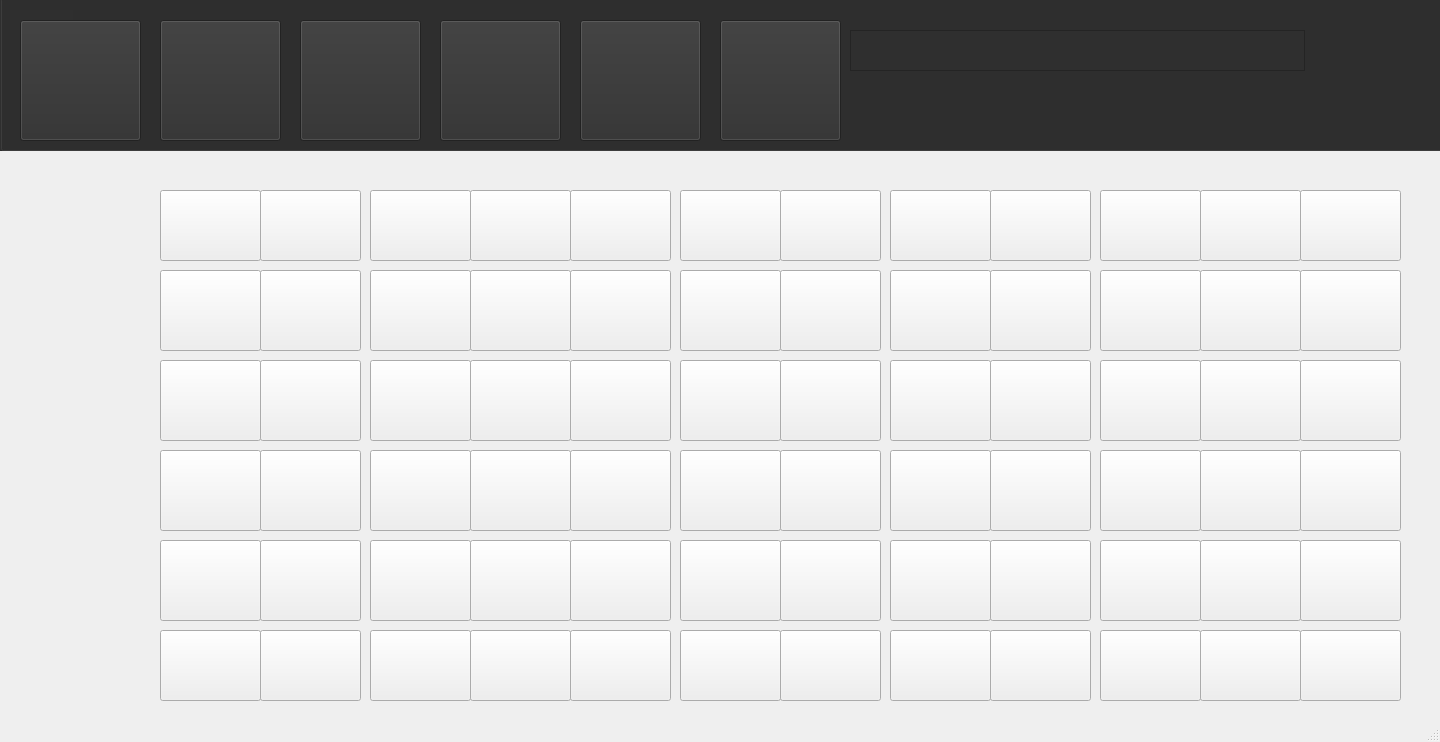
Before: the Qt Designer form ZombieVSPlants/zambiesgame.ui in parnianghaisari/Plants-vs.-Zombies-Game, drawn with Qt 5.
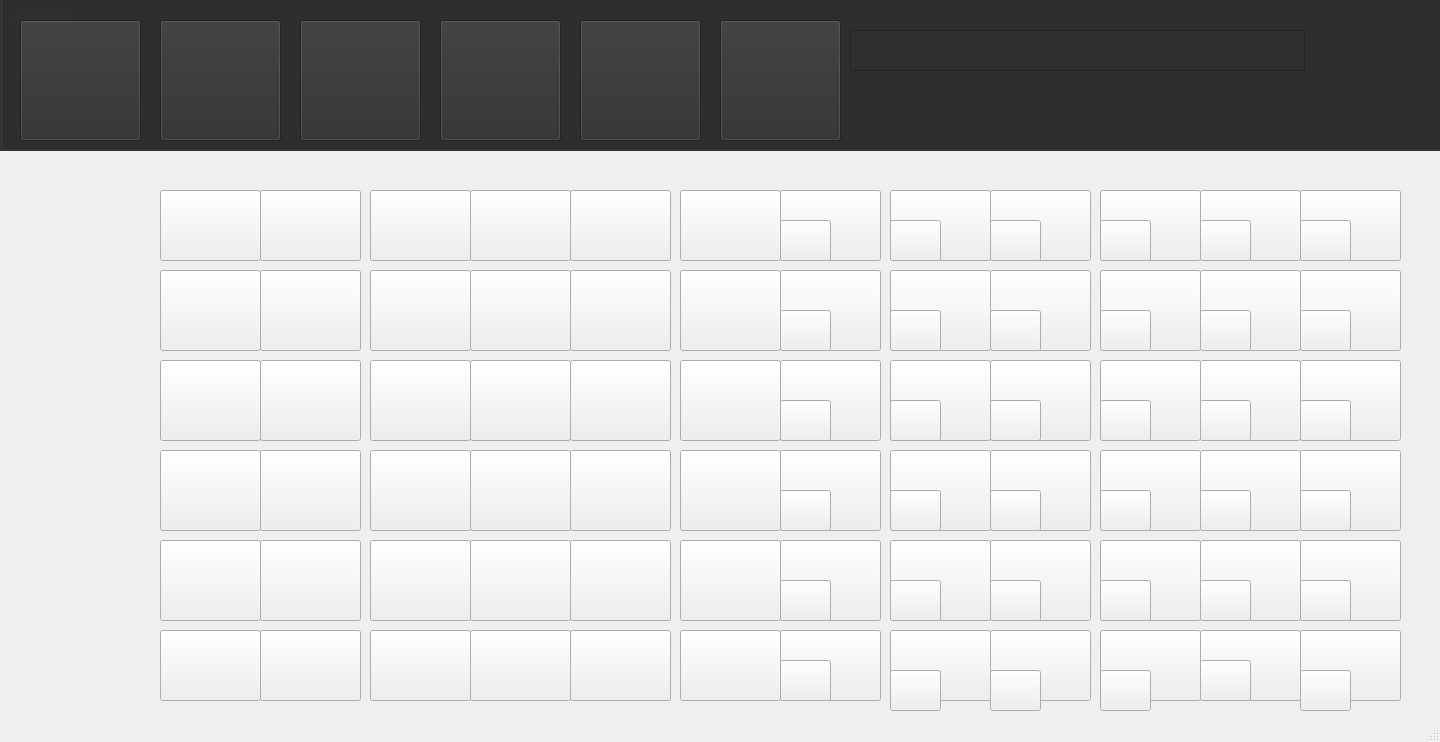
After: the same form once the commit is applied.

Commit message: sun buttons added

Patch:
```diff
--- a/ZombieVSPlants/zambiesgame.ui
+++ b/ZombieVSPlants/zambiesgame.ui
@@ -1068,6 +1068,474 @@
      <string/>
     </property>
    </widget>
+   <widget class="QPushButton" name="pushButtonB37">
+    <property name="geometry">
+     <rect>
+      <x>780</x>
+      <y>220</y>
+      <width>51</width>
+      <height>41</height>
+     </rect>
+    </property>
+    <property name="text">
+     <string/>
+    </property>
+   </widget>
+   <widget class="QPushButton" name="pushButtonB38">
+    <property name="geometry">
+     <rect>
+      <x>780</x>
+      <y>310</y>
+      <width>51</width>
+      <height>41</height>
+     </rect>
+    </property>
+    <property name="text">
+     <string/>
+    </property>
+   </widget>
+   <widget class="QPushButton" name="pushButtonB39">
+    <property name="geometry">
+     <rect>
+      <x>780</x>
+      <y>400</y>
+      <width>51</width>
+      <height>41</height>
+     </rect>
+    </property>
+    <property name="text">
+     <string/>
+    </property>
+   </widget>
+   <widget class="QPushButton" name="pushButtonB40">
+    <property name="geometry">
+     <rect>
+      <x>780</x>
+      <y>490</y>
+      <width>51</width>
+      <height>41</height>
+     </rect>
+    </property>
+    <property name="text">
+     <string/>
+    </property>
+   </widget>
+   <widget class="QPushButton" name="pushButtonB41">
+    <property name="geometry">
+     <rect>
+      <x>780</x>
+      <y>580</y>
+      <width>51</width>
+      <height>41</height>
+     </rect>
+    </property>
+    <property name="text">
+     <string/>
+    </property>
+   </widget>
+   <widget class="QPushButton" name="pushButtonB42">
+    <property name="geometry">
+     <rect>
+      <x>780</x>
+      <y>660</y>
+      <width>51</width>
+      <height>41</height>
+     </rect>
+    </property>
+    <property name="text">
+     <string/>
+    </property>
+   </widget>
+   <widget class="QPushButton" name="pushButtonB43">
+    <property name="geometry">
+     <rect>
+      <x>890</x>
+      <y>220</y>
+      <width>51</width>
+      <height>41</height>
+     </rect>
+    </property>
+    <property name="text">
+     <string/>
+    </property>
+   </widget>
+   <widget class="QPushButton" name="pushButtonB44">
+    <property name="geometry">
+     <rect>
+      <x>890</x>
+      <y>310</y>
+      <width>51</width>
+      <height>41</height>
+     </rect>
+    </property>
+    <property name="text">
+     <string/>
+    </property>
+   </widget>
+   <widget class="QPushButton" name="pushButtonB45">
+    <property name="geometry">
+     <rect>
+      <x>890</x>
+      <y>400</y>
+      <width>51</width>
+      <height>41</height>
+     </rect>
+    </property>
+    <property name="text">
+     <string/>
+    </property>
+   </widget>
+   <widget class="QPushButton" name="pushButtonB46">
+    <property name="geometry">
+     <rect>
+      <x>890</x>
+      <y>490</y>
+      <width>51</width>
+      <height>41</height>
+     </rect>
+    </property>
+    <property name="text">
+     <string/>
+    </property>
+   </widget>
+   <widget class="QPushButton" name="pushButtonB47">
+    <property name="geometry">
+     <rect>
+      <x>890</x>
+      <y>580</y>
+      <width>51</width>
+      <height>41</height>
+     </rect>
+    </property>
+    <property name="text">
+     <string/>
+    </property>
+   </widget>
+   <widget class="QPushButton" name="pushButtonB48">
+    <property name="geometry">
+     <rect>
+      <x>890</x>
+      <y>670</y>
+      <width>51</width>
+      <height>41</height>
+     </rect>
+    </property>
+    <property name="text">
+     <string/>
+    </property>
+   </widget>
+   <widget class="QPushButton" name="pushButtonB49">
+    <property name="geometry">
+     <rect>
+      <x>990</x>
+      <y>220</y>
+      <width>51</width>
+      <height>41</height>
+     </rect>
+    </property>
+    <property name="text">
+     <string/>
+    </property>
+   </widget>
+   <widget class="QPushButton" name="pushButtonB50">
+    <property name="geometry">
+     <rect>
+      <x>990</x>
+      <y>310</y>
+      <width>51</width>
+      <height>41</height>
+     </rect>
+    </property>
+    <property name="text">
+     <string/>
+    </property>
+   </widget>
+   <widget class="QPushButton" name="pushButtonB51">
+    <property name="geometry">
+     <rect>
+      <x>990</x>
+      <y>400</y>
+      <width>51</width>
+      <height>41</height>
+     </rect>
+    </property>
+    <property name="text">
+     <string/>
+    </property>
+   </widget>
+   <widget class="QPushButton" name="pushButtonB52">
+    <property name="geometry">
+     <rect>
+      <x>990</x>
+      <y>490</y>
+      <width>51</width>
+      <height>41</height>
+     </rect>
+    </property>
+    <property name="text">
+     <string/>
+    </property>
+   </widget>
+   <widget class="QPushButton" name="pushButtonB53">
+    <property name="geometry">
+     <rect>
+      <x>990</x>
+      <y>580</y>
+      <width>51</width>
+      <height>41</height>
+     </rect>
+    </property>
+    <property name="text">
+     <string/>
+    </property>
+   </widget>
+   <widget class="QPushButton" name="pushButtonB54">
+    <property name="geometry">
+     <rect>
+      <x>990</x>
+      <y>670</y>
+      <width>51</width>
+      <height>41</height>
+     </rect>
+    </property>
+    <property name="text">
+     <string/>
+    </property>
+   </widget>
+   <widget class="QPushButton" name="pushButtonB55">
+    <property name="geometry">
+     <rect>
+      <x>1100</x>
+      <y>220</y>
+      <width>51</width>
+      <height>41</height>
+     </rect>
+    </property>
+    <property name="text">
+     <string/>
+    </property>
+   </widget>
+   <widget class="QPushButton" name="pushButtonB56">
+    <property name="geometry">
+     <rect>
+      <x>1100</x>
+      <y>310</y>
+      <width>51</width>
+      <height>41</height>
+     </rect>
+    </property>
+    <property name="text">
+     <string/>
+    </property>
+   </widget>
+   <widget class="QPushButton" name="pushButtonB57">
+    <property name="geometry">
+     <rect>
+      <x>1100</x>
+      <y>400</y>
+      <width>51</width>
+      <height>41</height>
+     </rect>
+    </property>
+    <property name="text">
+     <string/>
+    </property>
+   </widget>
+   <widget class="QPushButton" name="pushButtonB58">
+    <property name="geometry">
+     <rect>
+      <x>1100</x>
+      <y>490</y>
+      <width>51</width>
+      <height>41</height>
+     </rect>
+    </property>
+    <property name="text">
+     <string/>
+    </property>
+   </widget>
+   <widget class="QPushButton" name="pushButtonB59">
+    <property name="geometry">
+     <rect>
+      <x>1100</x>
+      <y>580</y>
+      <width>51</width>
+      <height>41</height>
+     </rect>
+    </property>
+    <property name="text">
+     <string/>
+    </property>
+   </widget>
+   <widget class="QPushButton" name="pushButtonB60">
+    <property name="geometry">
+     <rect>
+      <x>1100</x>
+      <y>670</y>
+      <width>51</width>
+      <height>41</height>
+     </rect>
+    </property>
+    <property name="text">
+     <string/>
+    </property>
+   </widget>
+   <widget class="QPushButton" name="pushButtonB61">
+    <property name="geometry">
+     <rect>
+      <x>1200</x>
+      <y>220</y>
+      <width>51</width>
+      <height>41</height>
+     </rect>
+    </property>
+    <property name="text">
+     <string/>
+    </property>
+   </widget>
+   <widget class="QPushButton" name="pushButtonB62">
+    <property name="geometry">
+     <rect>
+      <x>1200</x>
+      <y>310</y>
+      <width>51</width>
+      <height>41</height>
+     </rect>
+    </property>
+    <property name="text">
+     <string/>
+    </property>
+   </widget>
+   <widget class="QPushButton" name="pushButtonB63">
+    <property name="geometry">
+     <rect>
+      <x>1200</x>
+      <y>400</y>
+      <width>51</width>
+      <height>41</height>
+     </rect>
+    </property>
+    <property name="text">
+     <string/>
+    </property>
+   </widget>
+   <widget class="QPushButton" name="pushButtonB64">
+    <property name="geometry">
+     <rect>
+      <x>1200</x>
+      <y>490</y>
+      <width>51</width>
+      <height>41</height>
+     </rect>
+    </property>
+    <property name="text">
+     <string/>
+    </property>
+   </widget>
+   <widget class="QPushButton" name="pushButtonB65">
+    <property name="geometry">
+     <rect>
+      <x>1200</x>
+      <y>580</y>
+      <width>51</width>
+      <height>41</height>
+     </rect>
+    </property>
+    <property name="text">
+     <string/>
+    </property>
+   </widget>
+   <widget class="QPushButton" name="pushButtonB66">
+    <property name="geometry">
+     <rect>
+      <x>1200</x>
+      <y>660</y>
+      <width>51</width>
+      <height>41</height>
+     </rect>
+    </property>
+    <property name="text">
+     <string/>
+    </property>
+   </widget>
+   <widget class="QPushButton" name="pushButtonB67">
+    <property name="geometry">
+     <rect>
+      <x>1300</x>
+      <y>220</y>
+      <width>51</width>
+      <height>41</height>
+     </rect>
+    </property>
+    <property name="text">
+     <string/>
+    </property>
+   </widget>
+   <widget class="QPushButton" name="pushButtonB68">
+    <property name="geometry">
+     <rect>
+      <x>1300</x>
+      <y>310</y>
+      <width>51</width>
+      <height>41</height>
+     </rect>
+    </property>
+    <property name="text">
+     <string/>
+    </property>
+   </widget>
+   <widget class="QPushButton" name="pushButtonB69">
+    <property name="geometry">
+     <rect>
+      <x>1300</x>
+      <y>400</y>
+      <width>51</width>
+      <height>41</height>
+     </rect>
+    </property>
+    <property name="text">
+     <string/>
+    </property>
+   </widget>
+   <widget class="QPushButton" name="pushButtonB70">
+    <property name="geometry">
+     <rect>
+      <x>1300</x>
+      <y>490</y>
+      <width>51</width>
+      <height>41</height>
+     </rect>
+    </property>
+    <property name="text">
+     <string/>
+    </property>
+   </widget>
+   <widget class="QPushButton" name="pushButtonB71">
+    <property name="geometry">
+     <rect>
+      <x>1300</x>
+      <y>580</y>
+      <width>51</width>
+      <height>41</height>
+     </rect>
+    </property>
+    <property name="text">
+     <string/>
+    </property>
+   </widget>
+   <widget class="QPushButton" name="pushButtonB72">
+    <property name="geometry">
+     <rect>
+      <x>1300</x>
+      <y>670</y>
+      <width>51</width>
+      <height>41</height>
+     </rect>
+    </property>
+    <property name="text">
+     <string/>
+    </property>
+   </widget>
   </widget>
   <widget class="QMenuBar" name="menubar">
    <property name="geometry">
```
The commit also changes 5 other files.
